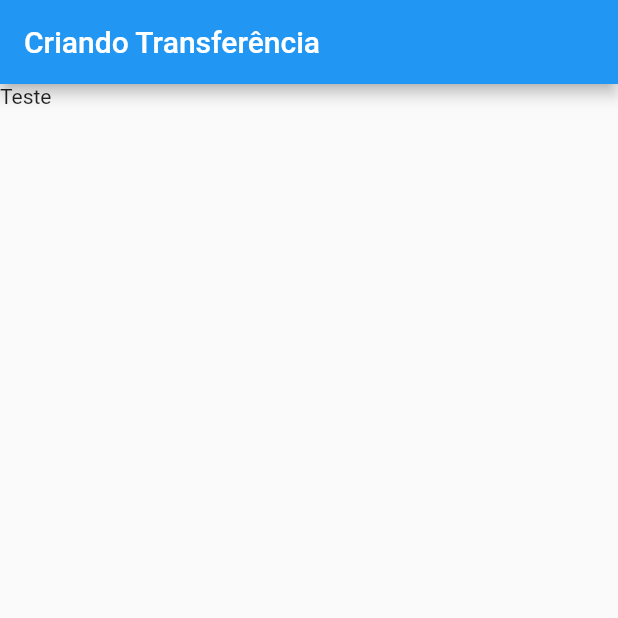
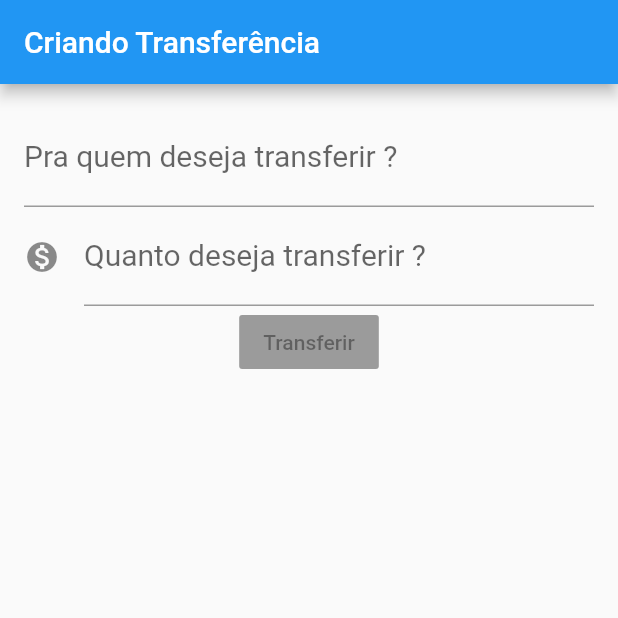
Before and after one commit to mateuschaves/bytebank-flutter, a Flutter app: the screen it shows after launch, on a phone screen of 412 x 824 dp, the top half of it. Run offline on Flutter 3.47's test engine with Material 2 defaults, Android fonts, the phone set to English and light mode, and no system bars.

Commit message:
Montando o layout do formulário

```diff
--- a/lib/main.dart
+++ b/lib/main.dart
@@ -17,10 +17,37 @@ class FormularioTransferencia extends StatelessWidget {
   @override
   Widget build(BuildContext context) {
     return Scaffold(
-        appBar: AppBar(
-          title: Text('Criando Transferência'),
-        ),
-        body: Text('Teste'));
+      appBar: AppBar(
+        title: Text('Criando Transferência'),
+      ),
+      body: Padding(
+          padding: const EdgeInsets.all(16.0),
+          child: Column(children: <Widget>[
+            TextField(
+              style: TextStyle(
+                fontSize: 20,
+              ),
+              decoration: InputDecoration(
+                labelText: 'Pra quem deseja transferir ?',
+                hintText: 'Ex. Mateus Henrique',
+              ),
+              keyboardType: TextInputType.number,
+            ),
+            TextField(
+              style: TextStyle(
+                fontSize: 20,
+              ),
+              decoration: InputDecoration(
+                  labelText: 'Quanto deseja transferir ?',
+                  hintText: 'R\$ 10.00',
+                  icon: Icon(Icons.monetization_on)),
+              keyboardType: TextInputType.number,
+            ),
+            RaisedButton(
+              child: Text('Transferir'),
+            ),
+          ])),
+    );
   }
 }
 
```
